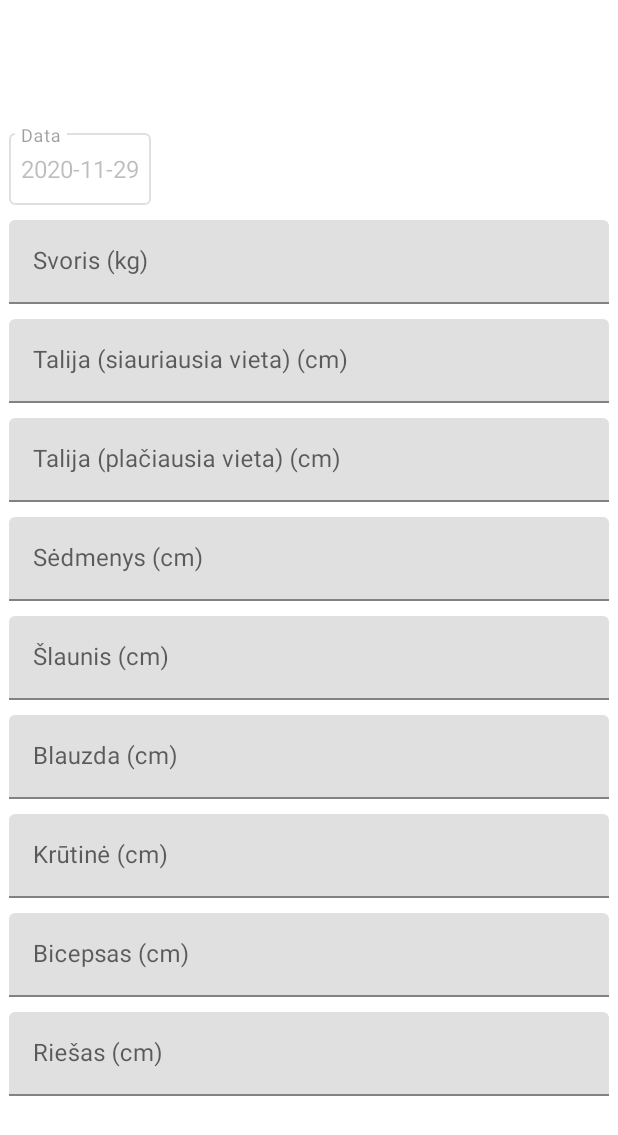
After one commit to lukkna/tracker-app, an Android app: the layout fragment_measures.xml on its own in the app's theme, with its tools: preview values and no code run, on a phone screen of 412 x 824 dp. The commit adds this screen. Shown: the top 1135 px of the screen. Run offline under Robolectric (Android 15) with nearby library versions, the phone set to English and light mode, and no system bars.

Commit message:
progress implemented

```diff
--- a/app/src/main/java/eu/vk/trackerapp/ui/model/Workout.java
+++ b/app/src/main/java/eu/vk/trackerapp/ui/model/Workout.java
@@ -38,12 +38,6 @@ public class Workout {
                 name,
                 exercises.stream().map(Exercise::toStorageString).collect(joining(">"))
         );
-        System.out.println();
-    }
-
-    @Ignore
-    public Workout(String date, String name) {
-        this(System.currentTimeMillis(), date, name, "");
     }
 
     public List<Exercise> getExercises() {
--- a/app/src/main/java/eu/vk/trackerapp/ui/storage/AppDatabase.java
+++ b/app/src/main/java/eu/vk/trackerapp/ui/storage/AppDatabase.java
@@ -4,14 +4,17 @@ import androidx.room.Database;
 import androidx.room.RoomDatabase;
 
 import eu.vk.trackerapp.ui.model.Item;
+import eu.vk.trackerapp.ui.model.Measures;
 import eu.vk.trackerapp.ui.model.User;
 import eu.vk.trackerapp.ui.model.Workout;
 
-@Database(entities = {User.class, Item.class, Workout.class}, version = 12)
+@Database(entities = {User.class, Item.class, Workout.class, Measures.class}, version = 14)
 public abstract class AppDatabase extends RoomDatabase {
     public abstract UserDao userDao();
 
     public abstract ItemDao itemDao();
 
     public abstract WorkoutDao workoutDao();
+
+    public abstract MeasuresDao measuresDao();
 }
--- /dev/null
+++ b/app/src/main/res/layout/fragment_measures.xml
@@ -0,0 +1,178 @@
+<?xml version="1.0" encoding="utf-8"?>
+<LinearLayout xmlns:android="http://schemas.android.com/apk/res/android"
+        android:layout_width="wrap_content"
+        android:layout_height="wrap_content"
+        android:layout_gravity="center"
+        android:gravity="center"
+        android:minWidth="400dp"
+        android:orientation="vertical"
+        android:paddingTop="30dp"
+        android:paddingBottom="30dp">
+
+    <com.google.android.material.textfield.TextInputLayout
+            android:id="@+id/til_date"
+            style="@style/Widget.MaterialComponents.TextInputLayout.OutlinedBox"
+            android:layout_width="wrap_content"
+            android:layout_height="wrap_content"
+            android:gravity="start"
+            android:layout_gravity="start"
+            android:foregroundGravity="left"
+            android:enabled="false"
+            android:focusableInTouchMode="false"
+            android:hint="Data"
+            android:paddingBottom="10dp">
+
+        <com.google.android.material.textfield.MaterialAutoCompleteTextView
+                android:id="@+id/actv_date"
+                style="?attr/spinnerDropDownItemStyle"
+                android:layout_width="match_parent"
+                android:layout_height="?attr/dropdownListPreferredItemHeight"
+                android:focusableInTouchMode="false"
+                android:inputType="none"
+                android:singleLine="false"
+                android:text="2020-11-29" />
+
+    </com.google.android.material.textfield.TextInputLayout>
+
+    <com.google.android.material.textfield.TextInputLayout
+            android:id="@+id/ti_weight"
+            android:layout_width="match_parent"
+            android:layout_height="wrap_content"
+            android:hint="Svoris (kg)"
+            android:paddingBottom="10dp">
+
+        <com.google.android.material.textfield.TextInputEditText
+                android:id="@+id/et_weight"
+                android:layout_width="match_parent"
+                android:layout_height="wrap_content"
+                android:enabled="false"
+                android:inputType="numberDecimal" />
+    </com.google.android.material.textfield.TextInputLayout>
+
+    <com.google.android.material.textfield.TextInputLayout
+            android:id="@+id/ti_waist_narrow"
+            android:layout_width="match_parent"
+            android:layout_height="wrap_content"
+            android:hint="Talija (siauriausia vieta) (cm)"
+            android:paddingBottom="10dp">
+
+        <com.google.android.material.textfield.TextInputEditText
+                android:id="@+id/et_waist_narrow"
+                android:layout_width="match_parent"
+                android:layout_height="wrap_content"
+                android:enabled="false"
+                android:inputType="numberDecimal" />
+    </com.google.android.material.textfield.TextInputLayout>
+
+    <com.google.android.material.textfield.TextInputLayout
+            android:id="@+id/ti_waist_wide"
+            android:layout_width="match_parent"
+            android:layout_height="wrap_content"
+            android:hint="Talija (plačiausia vieta) (cm)"
+            android:paddingBottom="10dp">
+
+        <com.google.android.material.textfield.TextInputEditText
+                android:id="@+id/et_waist_wide"
+                android:layout_width="match_parent"
+                android:layout_height="wrap_content"
+                android:enabled="false"
+                android:inputType="numberDecimal" />
+    </com.google.android.material.textfield.TextInputLayout>
+
+    <com.google.android.material.textfield.TextInputLayout
+            android:id="@+id/ti_butt"
+            android:layout_width="match_parent"
+            android:layout_height="wrap_content"
+            android:hint="Sėdmenys (cm)"
+            android:paddingBottom="10dp">
+
+        <com.google.android.material.textfield.TextInputEditText
+                android:id="@+id/et_butt"
+                android:layout_width="match_parent"
+                android:layout_height="wrap_content"
+                android:enabled="false"
+                android:inputType="numberDecimal" />
+    </com.google.android.material.textfield.TextInputLayout>
+
+    <com.google.android.material.textfield.TextInputLayout
+            android:id="@+id/ti_thigh"
+            android:layout_width="match_parent"
+            android:layout_height="wrap_content"
+            android:hint="Šlaunis (cm)"
+            android:paddingBottom="10dp">
+
+        <com.google.android.material.textfield.TextInputEditText
+                android:id="@+id/et_thigh"
+                android:layout_width="match_parent"
+                android:layout_height="wrap_content"
+                android:enabled="false"
+                android:inputType="numberDecimal" />
+    </com.google.android.material.textfield.TextInputLayout>
+
+    <com.google.android.material.textfield.TextInputLayout
+            android:id="@+id/ti_shin"
+            android:layout_width="match_parent"
+            android:layout_height="wrap_content"
+            android:hint="Blauzda (cm)"
+            android:paddingBottom="10dp">
+
+        <com.google.android.material.textfield.TextInputEditText
+                android:id="@+id/et_shin"
+                android:layout_width="match_parent"
+                android:layout_height="wrap_content"
+                android:enabled="false"
+                android:inputType="numberDecimal" />
+    </com.google.android.material.textfield.TextInputLayout>
+
+    <com.google.android.material.textfield.TextInputLayout
+            android:id="@+id/ti_chest"
+            android:layout_width="match_parent"
+            android:layout_height="wrap_content"
+            android:hint="Krūtinė (cm)"
+            android:paddingBottom="10dp">
+
+        <com.google.android.material.textfield.TextInputEditText
+                android:id="@+id/et_chest"
+                android:layout_width="match_parent"
+                android:layout_height="wrap_content"
+                android:enabled="false"
+                android:inputType="numberDecimal" />
+    </com.google.android.material.textfield.TextInputLayout>
+
+    <com.google.android.material.textfield.TextInputLayout
+            android:id="@+id/ti_bicep"
+            android:layout_width="match_parent"
+            android:layout_height="wrap_content"
+            android:hint="Bicepsas (cm)"
+            android:paddingBottom="10dp">
+
+        <com.google.android.material.textfield.TextInputEditText
+                android:id="@+id/et_bicep"
+                android:layout_width="match_parent"
+                android:layout_height="wrap_content"
+                android:enabled="false"
+                android:inputType="numberDecimal" />
+    </com.google.android.material.textfield.TextInputLayout>
+
+    <com.google.android.material.textfield.TextInputLayout
+            android:id="@+id/ti_wrist"
+            android:layout_width="match_parent"
+            android:layout_height="wrap_content"
+            android:hint="Riešas (cm)"
+            android:paddingBottom="10dp">
+
+        <com.google.android.material.textfield.TextInputEditText
+                android:id="@+id/et_wrist"
+                android:layout_width="match_parent"
+                android:layout_height="wrap_content"
+                android:enabled="false"
+                android:inputType="numberDecimal" />
+    </com.google.android.material.textfield.TextInputLayout>
+
+    <com.google.android.material.button.MaterialButton
+            android:id="@+id/bt_add_measures"
+            android:layout_width="wrap_content"
+            android:layout_height="wrap_content"
+            android:text="Pridėti matmenis"
+            android:visibility="gone" />
+</LinearLayout>
--- a/app/src/main/res/menu/activity_main_drawer.xml
+++ b/app/src/main/res/menu/activity_main_drawer.xml
@@ -17,6 +17,10 @@
                 android:icon="@drawable/ic_menu_slideshow"
                 android:title="Skaičiuoklė" />
         <item
+                android:id="@+id/nav_measures"
+                android:icon="@drawable/ic_menu_slideshow"
+                android:title="Progresas" />
+        <item
                 android:id="@+id/nav_help"
                 android:icon="@drawable/ic_menu_manage"
                 android:title="Pagalba" />
--- a/app/src/main/res/navigation/mobile_navigation.xml
+++ b/app/src/main/res/navigation/mobile_navigation.xml
@@ -24,6 +24,12 @@
             tools:layout="@layout/fragment_calculator" />
 
     <fragment
+            android:id="@+id/nav_measures"
+            android:name="eu.vk.trackerapp.ui.MeasuresFragment"
+            android:label="Progresas"
+            tools:layout="@layout/fragment_measures_list" />
+
+    <fragment
             android:id="@+id/nav_help"
             android:name="eu.vk.trackerapp.ui.help.HelpFragment"
             android:label="Pagalba"
```
Also changed, not shown: app/src/main/java/eu/vk/trackerapp/MainActivity.java (+18 -10 lines), app/src/main/java/eu/vk/trackerapp/ui/ItemFragment.java (+0 -10 lines), app/src/main/java/eu/vk/trackerapp/ui/MeasuresFragment.java (added, +104 -0 lines), app/src/main/java/eu/vk/trackerapp/ui/MeasuresListAdapter.java (added, +187 -0 lines), app/src/main/java/eu/vk/trackerapp/ui/model/Measures.java (added, +54 -0 lines), app/src/main/java/eu/vk/trackerapp/ui/storage/MeasuresDao.java (added, +22 -0 lines), app/src/main/res/layout/fragment_measures_list.xml (added, +13 -0 lines).
